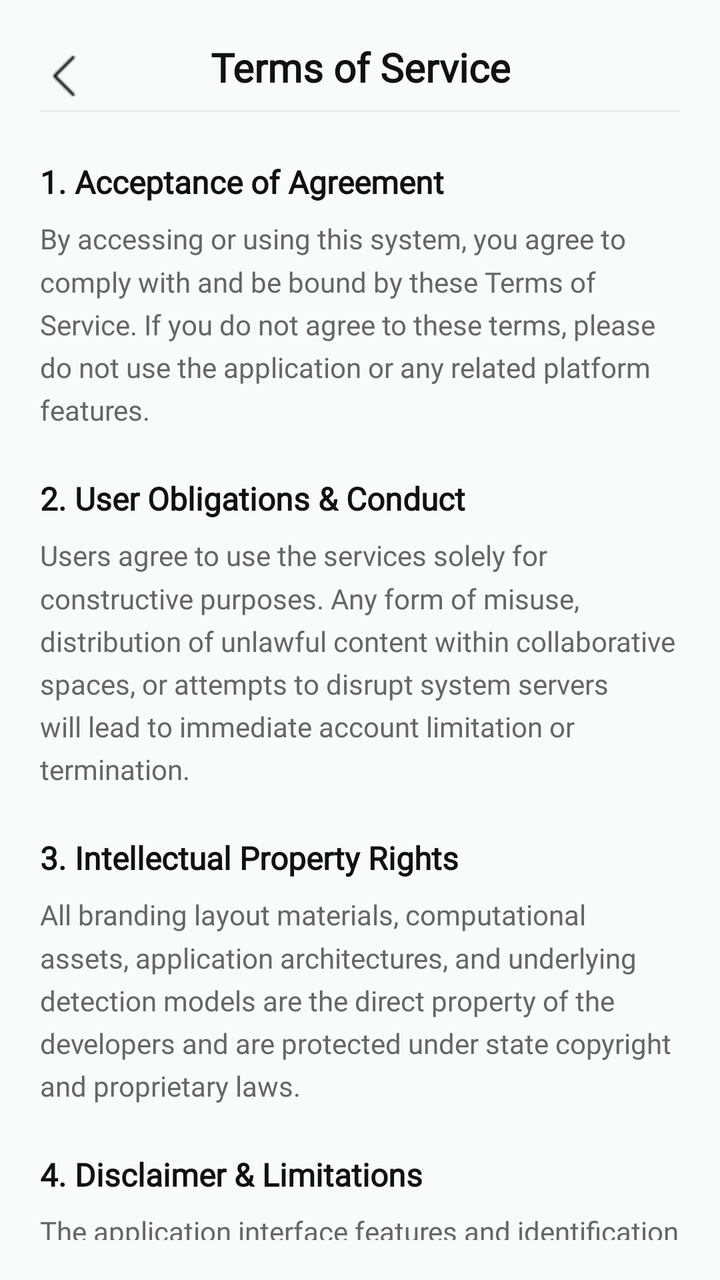
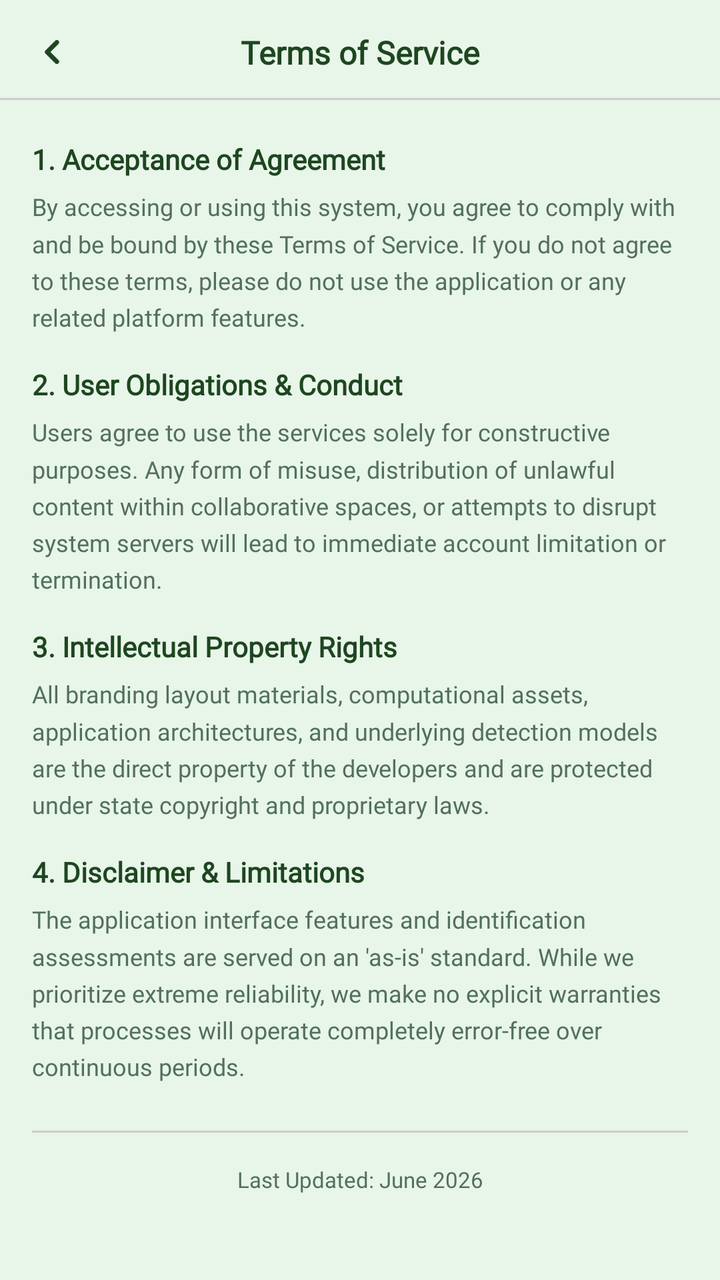

The first picture is an Android layout as it rendered before a commit; the second is the same layout after the commit. The layout source and the unified diff follow.
<!-- AndroidManifest.xml: application theme Theme.SmartGrow -->
<!-- res/layout/fragment_term_of_service.xml -->
<?xml version="1.0" encoding="utf-8"?>
<androidx.constraintlayout.widget.ConstraintLayout
    xmlns:android="http://schemas.android.com/apk/res/android"
    xmlns:app="http://schemas.android.com/apk/res-auto"
    xmlns:tools="http://schemas.android.com/tools"
    android:id="@+id/layout_terms_of_service"
    android:layout_width="match_parent"
    android:layout_height="match_parent"
    android:background="@color/background"
    android:padding="20dp">

    <ImageView
        android:id="@+id/btn_back_terms"
        android:layout_width="wrap_content"
        android:layout_height="36dp"
        android:background="?attr/selectableItemBackgroundBorderless"
        android:clickable="true"
        android:focusable="true"
        android:src="@drawable/ic_back"
        app:layout_constraintStart_toStartOf="parent"
        app:layout_constraintTop_toTopOf="parent"
        app:tint="@color/text_primary"
        android:contentDescription="Go back"/>

    <TextView
        android:id="@+id/tv_terms_title"
        android:layout_width="wrap_content"
        android:layout_height="wrap_content"
        android:fontFamily="@font/poppins"
        android:text="Terms of Service"
        android:textAlignment="center"
        android:textColor="@color/text_primary"
        android:textSize="20sp"
        android:textStyle="bold"
        app:layout_constraintEnd_toEndOf="parent"
        app:layout_constraintStart_toStartOf="parent"
        app:layout_constraintTop_toTopOf="parent" />

    <View
        android:id="@+id/header_divider_terms"
        android:layout_width="match_parent"
        android:layout_height="1dp"
        android:background="@color/divider"
        android:layout_marginTop="8dp"
        app:layout_constraintTop_toBottomOf="@id/tv_terms_title"/>

    <androidx.core.widget.NestedScrollView
        android:layout_width="match_parent"
        android:layout_height="0dp"
        android:layout_marginTop="16dp"
        android:fillViewport="true"
        app:layout_constraintTop_toBottomOf="@id/header_divider_terms"
        app:layout_constraintBottom_toBottomOf="parent">

        <LinearLayout
            android:layout_width="match_parent"
            android:layout_height="wrap_content"
            android:orientation="vertical"
            android:paddingBottom="24dp">

            <TextView
                android:layout_width="wrap_content"
                android:layout_height="wrap_content"
                android:layout_marginTop="8dp"
                android:layout_marginBottom="8dp"
                android:text="1. Acceptance of Agreement"
                android:textColor="@color/text_primary"
                android:textSize="16sp"
                android:textStyle="bold"
                android:fontFamily="@font/poppins" />

            <TextView
                android:layout_width="match_parent"
                android:layout_height="wrap_content"
                android:layout_marginBottom="16dp"
                android:text="By accessing or using this system, you agree to comply with and be bound by these Terms of Service. If you do not agree to these terms, please do not use the application or any related platform features."
                android:textColor="@color/text_secondary"
                android:textSize="14sp"
                android:lineSpacingMultiplier="1.3"
                android:fontFamily="@font/poppins" />

            <TextView
                android:layout_width="wrap_content"
                android:layout_height="wrap_content"
                android:layout_marginTop="8dp"
                android:layout_marginBottom="8dp"
                android:text="2. User Obligations &amp; Conduct"
                android:textColor="@color/text_primary"
                android:textSize="16sp"
                android:textStyle="bold"
                android:fontFamily="@font/poppins" />

            <TextView
                android:layout_width="match_parent"
                android:layout_height="wrap_content"
                android:layout_marginBottom="16dp"
                android:text="Users agree to use the services solely for constructive purposes. Any form of misuse, distribution of unlawful content within collaborative spaces, or attempts to disrupt system servers will lead to immediate account limitation or termination."
                android:textColor="@color/text_secondary"
                android:textSize="14sp"
                android:lineSpacingMultiplier="1.3"
                android:fontFamily="@font/poppins" />

            <TextView
                android:layout_width="wrap_content"
                android:layout_height="wrap_content"
                android:layout_marginTop="8dp"
                android:layout_marginBottom="8dp"
                android:text="3. Intellectual Property Rights"
                android:textColor="@color/text_primary"
                android:textSize="16sp"
                android:textStyle="bold"
                android:fontFamily="@font/poppins" />

            <TextView
                android:layout_width="match_parent"
                android:layout_height="wrap_content"
                android:layout_marginBottom="16dp"
                android:text="All branding layout materials, computational assets, application architectures, and underlying detection models are the direct property of the developers and are protected under state copyright and proprietary laws."
                android:textColor="@color/text_secondary"
                android:textSize="14sp"
                android:lineSpacingMultiplier="1.3"
                android:fontFamily="@font/poppins" />

            <TextView
                android:layout_width="wrap_content"
                android:layout_height="wrap_content"
                android:layout_marginTop="8dp"
                android:layout_marginBottom="8dp"
                android:text="4. Disclaimer &amp; Limitations"
                android:textColor="@color/text_primary"
                android:textSize="16sp"
                android:textStyle="bold"
                android:fontFamily="@font/poppins" />

            <TextView
                android:layout_width="match_parent"
                android:layout_height="wrap_content"
                android:layout_marginBottom="24dp"
                android:text="The application interface features and identification assessments are served on an 'as-is' standard. While we prioritize extreme reliability, we make no explicit warranties that processes will operate completely error-free over continuous periods."
                android:textColor="@color/text_secondary"
                android:textSize="14sp"
                android:lineSpacingMultiplier="1.3"
                android:fontFamily="@font/poppins" />

            <View
                android:layout_width="match_parent"
                android:layout_height="1dp"
                android:background="@color/divider"
                android:layout_marginBottom="16dp"/>

            <TextView
                android:layout_width="match_parent"
                android:layout_height="wrap_content"
                android:text="Last Updated: June 2026"
                android:textColor="@color/text_secondary"
                android:textSize="12sp"
                android:textAlignment="center"
                android:fontFamily="@font/poppins" />

        </LinearLayout>
    </androidx.core.widget.NestedScrollView>
</androidx.constraintlayout.widget.ConstraintLayout>
<!-- resources referenced by this layout -->
<resources>
  <color name="background">#F9FAFA</color>
  <color name="divider">#EEEEEE</color>
  <color name="text_primary">#111111</color>
  <color name="text_secondary">#666666</color>
  <!-- drawable ic_back: png bitmap (drawable, 215 bytes) -->
  <style name="Theme.SmartGrow" parent="Base.Theme.SmartGrow" />
  <style name="Base.Theme.SmartGrow" parent="Theme.Material3.DayNight.NoActionBar">
          <item name="android:windowBackground">@color/background</item>
          <item name="android:windowDisablePreview">true</item>
  
          
          <item name="android:statusBarColor">@color/background</item>
          <item name="android:windowLightStatusBar">true</item>
  
          
          <item name="android:navigationBarColor">@color/background</item>
          <item name="android:windowLightNavigationBar" tools:targetApi="o">true</item>
  
          <item name="android:windowDrawsSystemBarBackgrounds">true</item>
          <item name="android:windowTranslucentStatus">false</item>
          <item name="android:windowTranslucentNavigation">false</item>
      </style>
</resources>

<!-- the commit's change to res/layout/fragment_term_of_service.xml (unified diff, before → after) -->
@@ -3,160 +3,178 @@
     xmlns:android="http://schemas.android.com/apk/res/android"
     xmlns:app="http://schemas.android.com/apk/res-auto"
     xmlns:tools="http://schemas.android.com/tools"
-    android:id="@+id/layout_terms_of_service"
+    android:id="@+id/layout_terms_service"
     android:layout_width="match_parent"
     android:layout_height="match_parent"
-    android:background="@color/background"
-    android:padding="20dp">
+    android:background="@color/app_background">
 
-    <ImageView
-        android:id="@+id/btn_back_terms"
-        android:layout_width="wrap_content"
-        android:layout_height="36dp"
-        android:background="?attr/selectableItemBackgroundBorderless"
-        android:clickable="true"
-        android:focusable="true"
-        android:src="@drawable/ic_back"
+    
+    <androidx.core.widget.NestedScrollView
+        android:layout_width="0dp"
+        android:layout_height="0dp"
+        android:fillViewport="true"
+        android:overScrollMode="never"
+        app:layout_constraintTop_toTopOf="parent"
+        app:layout_constraintBottom_toBottomOf="parent"
         app:layout_constraintStart_toStartOf="parent"
-        app:layout_constraintTop_toTopOf="parent"
-        app:tint="@color/text_primary"
-        android:contentDescription="Go back"/>
-
-    <TextView
-        android:id="@+id/tv_terms_title"
-        android:layout_width="wrap_content"
-        android:layout_height="wrap_content"
-        android:fontFamily="@font/poppins"
-        android:text="Terms of Service"
-        android:textAlignment="center"
-        android:textColor="@color/text_primary"
-        android:textSize="20sp"
-        android:textStyle="bold"
-        app:layout_constraintEnd_toEndOf="parent"
-        app:layout_constraintStart_toStartOf="parent"
-        app:layout_constraintTop_toTopOf="parent" />
-
-    <View
-        android:id="@+id/header_divider_terms"
-        android:layout_width="match_parent"
-        android:layout_height="1dp"
-        android:background="@color/divider"
-        android:layout_marginTop="8dp"
-        app:layout_constraintTop_toBottomOf="@id/tv_terms_title"/>
-
-    <androidx.core.widget.NestedScrollView
-        android:layout_width="match_parent"
-        android:layout_height="0dp"
-        android:layout_marginTop="16dp"
-        android:fillViewport="true"
-        app:layout_constraintTop_toBottomOf="@id/header_divider_terms"
-        app:layout_constraintBottom_toBottomOf="parent">
+        app:layout_constraintEnd_toEndOf="parent">
 
         <LinearLayout
             android:layout_width="match_parent"
             android:layout_height="wrap_content"
             android:orientation="vertical"
+            android:paddingHorizontal="16dp"
+            android:paddingTop="70dp"
             android:paddingBottom="24dp">
 
             <TextView
-                android:layout_width="wrap_content"
+                android:layout_width="match_parent"
                 android:layout_height="wrap_content"
-                android:layout_marginTop="8dp"
-                android:layout_marginBottom="8dp"
+                android:layout_marginBottom="6dp"
+                android:fontFamily="@font/inter_extrabold"
                 android:text="1. Acceptance of Agreement"
-                android:textColor="@color/text_primary"
-                android:textSize="16sp"
-                android:textStyle="bold"
-                android:fontFamily="@font/poppins" />
+                android:textColor="@color/profile_title_color"
+                android:textSize="14sp"
+                android:textStyle="bold" />
 
             <TextView
                 android:layout_width="match_parent"
                 android:layout_height="wrap_content"
                 android:layout_marginBottom="16dp"
+                android:fontFamily="@font/inter_semibold"
+                android:lineSpacingMultiplier="1.3"
                 android:text="By accessing or using this system, you agree to comply with and be bound by these Terms of Service. If you do not agree to these terms, please do not use the application or any related platform features."
                 android:textColor="@color/text_secondary"
-                android:textSize="14sp"
-                android:lineSpacingMultiplier="1.3"
-                android:fontFamily="@font/poppins" />
+                android:textSize="12sp" />
 
             <TextView
-                android:layout_width="wrap_content"
+                android:layout_width="match_parent"
                 android:layout_height="wrap_content"
-                android:layout_marginTop="8dp"
-                android:layout_marginBottom="8dp"
+                android:layout_marginBottom="6dp"
+                android:fontFamily="@font/inter_extrabold"
                 android:text="2. User Obligations &amp; Conduct"
-                android:textColor="@color/text_primary"
-                android:textSize="16sp"
-                android:textStyle="bold"
-                android:fontFamily="@font/poppins" />
+                android:textColor="@color/profile_title_color"
+                android:textSize="14sp"
+                android:textStyle="bold" />
 
             <TextView
                 android:layout_width="match_parent"
                 android:layout_height="wrap_content"
                 android:layout_marginBottom="16dp"
+                android:fontFamily="@font/inter_semibold"
+                android:lineSpacingMultiplier="1.3"
                 android:text="Users agree to use the services solely for constructive purposes. Any form of misuse, distribution of unlawful content within collaborative spaces, or attempts to disrupt system servers will lead to immediate account limitation or termination."
                 android:textColor="@color/text_secondary"
-                android:textSize="14sp"
-                android:lineSpacingMultiplier="1.3"
-                android:fontFamily="@font/poppins" />
+                android:textSize="12sp" />
 
             <TextView
-                android:layout_width="wrap_content"
+                android:layout_width="match_parent"
                 android:layout_height="wrap_content"
-                android:layout_marginTop="8dp"
-                android:layout_marginBottom="8dp"
+                android:layout_marginBottom="6dp"
+                android:fontFamily="@font/inter_extrabold"
                 android:text="3. Intellectual Property Rights"
-                android:textColor="@color/text_primary"
-                android:textSize="16sp"
-                android:textStyle="bold"
-                android:fontFamily="@font/poppins" />
+                android:textColor="@color/profile_title_color"
+                android:textSize="14sp"
+                android:textStyle="bold" />
 
             <TextView
                 android:layout_width="match_parent"
                 android:layout_height="wrap_content"
                 android:layout_marginBottom="16dp"
+                android:fontFamily="@font/inter_semibold"
+                android:lineSpacingMultiplier="1.3"
                 android:text="All branding layout materials, computational assets, application architectures, and underlying detection models are the direct property of the developers and are protected under state copyright and proprietary laws."
                 android:textColor="@color/text_secondary"
-                android:textSize="14sp"
-                android:lineSpacingMultiplier="1.3"
-                android:fontFamily="@font/poppins" />
+                android:textSize="12sp" />
 
             <TextView
-                android:layout_width="wrap_content"
+                android:layout_width="match_parent"
                 android:layout_height="wrap_content"
-                android:layout_marginTop="8dp"
-                android:layout_marginBottom="8dp"
+                android:layout_marginBottom="6dp"
+                android:fontFamily="@font/inter_extrabold"
                 android:text="4. Disclaimer &amp; Limitations"
-                android:textColor="@color/text_primary"
-                android:textSize="16sp"
-                android:textStyle="bold"
-                android:fontFamily="@font/poppins" />
+                android:textColor="@color/profile_title_color"
+                android:textSize="14sp"
+                android:textStyle="bold" />
 
             <TextView
                 android:layout_width="match_parent"
                 android:layout_height="wrap_content"
                 android:layout_marginBottom="24dp"
+                android:fontFamily="@font/inter_semibold"
+                android:lineSpacingMultiplier="1.3"
                 android:text="The application interface features and identification assessments are served on an 'as-is' standard. While we prioritize extreme reliability, we make no explicit warranties that processes will operate completely error-free over continuous periods."
                 android:textColor="@color/text_secondary"
-                android:textSize="14sp"
-                android:lineSpacingMultiplier="1.3"
-                android:fontFamily="@font/poppins" />
+                android:textSize="12sp" />
 
             <View
                 android:layout_width="match_parent"
                 android:layout_height="1dp"
-                android:background="@color/divider"
-                android:layout_marginBottom="16dp"/>
+                android:layout_marginBottom="16dp"
+                android:background="@color/divider" />
 
             <TextView
                 android:layout_width="match_parent"
                 android:layout_height="wrap_content"
+                android:fontFamily="@font/inter_semibold"
                 android:text="Last Updated: June 2026"
+                android:textAlignment="center"
                 android:textColor="@color/text_secondary"
-                android:textSize="12sp"
-                android:textAlignment="center"
-                android:fontFamily="@font/poppins" />
+                android:textSize="11sp" />
 
         </LinearLayout>
     </androidx.core.widget.NestedScrollView>
+
+    <androidx.constraintlayout.widget.ConstraintLayout
+        android:layout_width="0dp"
+        android:layout_height="wrap_content"
+        android:background="@color/app_background"
+        android:paddingBottom="-1dp"
+        app:layout_constraintTop_toTopOf="parent"
+        app:layout_constraintStart_toStartOf="parent"
+        app:layout_constraintEnd_toEndOf="parent">
+
+        
+        <ImageView
+            android:id="@+id/btn_back_terms"
+            android:layout_width="20dp"
+            android:layout_height="20dp"
+            android:layout_marginStart="16dp"
+            android:layout_marginTop="16dp"
+            android:background="?attr/selectableItemBackgroundBorderless"
+            android:clickable="true"
+            android:focusable="true"
+            android:padding="4dp"
+            android:src="@drawable/ic_back"
+            app:tint="@color/profile_title_color"
+            app:layout_constraintStart_toStartOf="parent"
+            app:layout_constraintTop_toTopOf="parent"
+            android:contentDescription="Go back"/>
+
+        
+        <TextView
+            android:id="@+id/tv_screen_title"
+            android:layout_width="wrap_content"
+            android:layout_height="wrap_content"
+            android:fontFamily="@font/inter_extrabold"
+            android:text="Terms of Service"
+            android:textColor="@color/profile_title_color"
+            android:textSize="16sp"
+            android:textStyle="bold"
+            app:layout_constraintBottom_toBottomOf="@id/btn_back_terms"
+            app:layout_constraintEnd_toEndOf="parent"
+            app:layout_constraintStart_toStartOf="parent"
+            app:layout_constraintTop_toTopOf="@id/btn_back_terms" />
+
+        <View
+            android:layout_width="0dp"
+            android:layout_height="1dp"
+            android:layout_marginTop="12dp"
+            android:background="@color/divider"
+            app:layout_constraintStart_toStartOf="parent"
+            app:layout_constraintEnd_toEndOf="parent"
+            app:layout_constraintTop_toBottomOf="@id/tv_screen_title"/>
+
+    </androidx.constraintlayout.widget.ConstraintLayout>
+
 </androidx.constraintlayout.widget.ConstraintLayout>
<!-- resource entries referenced after the edit -->
@@ -1,22 +1,35 @@
 <!-- resources referenced by this layout -->
 <resources>
-  <color name="background">#F9FAFA</color>
-  <color name="divider">#EEEEEE</color>
-  <color name="text_primary">#111111</color>
-  <color name="text_secondary">#666666</color>
-  <!-- drawable ic_back: png bitmap (drawable, 215 bytes) -->
+  <color name="app_background">#E8F5E9</color>
+  <color name="divider">#CCCCCC</color>
+  <color name="profile_title_color">#1e4620</color>
+  <color name="text_secondary">#52705D</color>
+  <!-- drawable ic_back (drawable) -->
+  <vector xmlns:android="http://schemas.android.com/apk/res/android"
+      android:width="512dp"
+      android:height="512dp"
+      android:viewportWidth="512"
+      android:viewportHeight="512">
+    <path
+        android:pathData="M353.56,0.08C357.11,0.08 360.66,0.08 364.22,0.08C367.19,1.92 374.58,2.14 378.56,4.11C393.52,11.5 404.28,23.82 407.7,40.46C414.26,72.47 386.01,92.33 366.38,112.23C334.11,144.95 301.48,177.34 268.9,209.75C258.82,219.77 248.74,229.81 238.73,239.91C233.63,245.06 227.91,249.93 223.3,255.53C228.34,261.95 235.03,267.53 240.83,273.29C251.85,284.23 262.79,295.27 273.78,306.24C304.6,336.98 335.02,368.15 366.11,398.6C372.57,404.93 378.91,411.37 385.28,417.77C400.7,433.28 412.97,447.13 408.61,471.07C405.55,487.85 394.47,500.51 379.48,507.87C375.55,509.8 368.01,510.1 365.13,511.92C361.58,511.92 358.03,511.92 354.48,511.92C352.39,510.58 348.57,510.58 346.03,509.88C341.29,508.57 336.65,506.39 332.46,503.79C324.57,498.91 318.22,490.86 311.69,484.36C299.66,472.39 287.73,460.31 275.69,448.35C237.53,410.45 199.54,372.38 161.6,334.26C150.65,323.25 139.59,312.33 128.65,301.3C124.81,297.43 120.03,294.72 116.33,290.7C107.37,280.97 102.73,268.77 102.71,255.53C102.7,242.34 107.38,230.05 116.33,220.36C120.03,216.35 124.82,213.64 128.65,209.76C139.26,199.03 150,188.42 160.67,177.74C198.7,139.71 236.5,101.45 274.77,63.66C286.84,51.74 298.7,39.59 310.77,27.66C317.31,21.21 323.51,13.41 331.28,8.4C335.5,5.68 340.28,3.48 345.11,2.13C347.63,1.42 351.5,1.44 353.56,0.08Z"
+        android:strokeLineJoin="round"
+        android:strokeWidth="0.25"
+        android:fillColor="#000000"
+        android:fillType="evenOdd"
+        android:strokeColor="#000000"/>
+  </vector>
   <style name="Theme.SmartGrow" parent="Base.Theme.SmartGrow" />
   <style name="Base.Theme.SmartGrow" parent="Theme.Material3.DayNight.NoActionBar">
-          <item name="android:windowBackground">@color/background</item>
+          <item name="android:windowBackground">@color/app_background</item>
           <item name="android:windowDisablePreview">true</item>
   
           
-          <item name="android:statusBarColor">@color/background</item>
+          <item name="android:statusBarColor">@color/app_background</item>
           <item name="android:windowLightStatusBar">true</item>
   
           
-          <item name="android:navigationBarColor">@color/background</item>
-          <item name="android:windowLightNavigationBar" tools:targetApi="o">true</item>
+          <item name="android:navigationBarColor">@color/app_background</item>
+          <item name="android:windowLightNavigationBar" tools:targetApi="o_mr1">true</item>
   
           <item name="android:windowDrawsSystemBarBackgrounds">true</item>
           <item name="android:windowTranslucentStatus">false</item>
